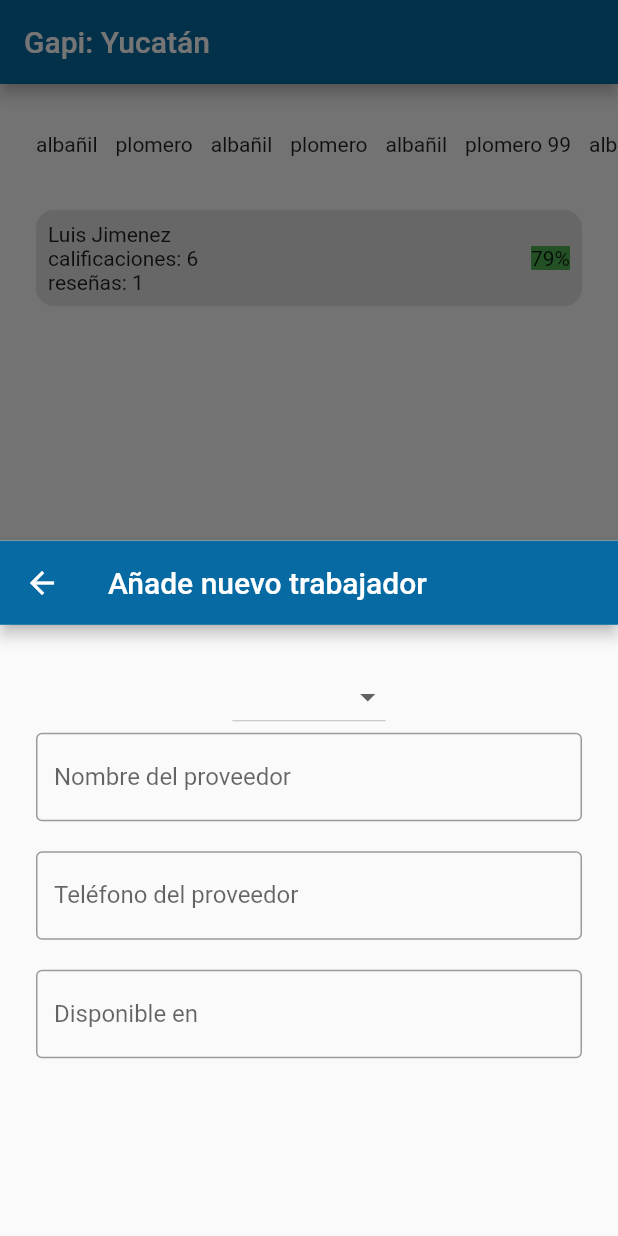
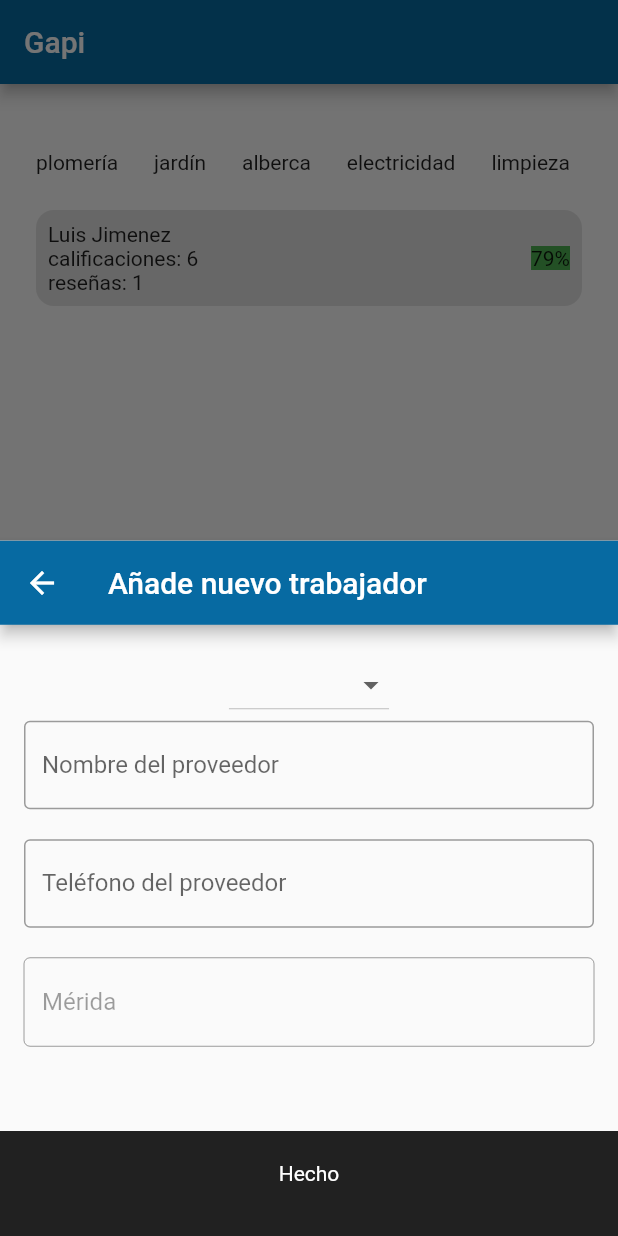
Before and after one commit to tomasbaran/gapi, a Flutter app: the screen it shows after launch, after a tap on "Añadir", on a phone screen of 412 x 824 dp. Run offline on Flutter 3.47's test engine with Material 2 defaults, Android fonts, the phone set to English and light mode, and no system bars.

```diff
--- /dev/null
+++ b/lib/constants.dart
@@ -0,0 +1 @@
+const List<String> categories = <String>['plomería', 'jardín', 'alberca', 'electricidad', 'limpieza'];
--- a/lib/main.dart
+++ b/lib/main.dart
@@ -19,7 +19,7 @@ class MyApp extends StatelessWidget {
           color: const Color(0xFF076AA2),
         ),
       ),
-      home: const ProvidersListScreen(title: 'Gapi: Yucatán'),
+      home: ProvidersListScreen(title: 'Gapi'),
     );
   }
 }
--- a/lib/screens/add_provider_screen.dart
+++ b/lib/screens/add_provider_screen.dart
@@ -1,9 +1,21 @@
 import 'package:flutter/material.dart';
-import 'package:flutter/src/widgets/container.dart';
-import 'package:flutter/src/widgets/framework.dart';
+import 'package:gapi/constants.dart';
+import 'package:gapi/widgets/bottom_black_button.dart';
 
-class AddProviderScreen extends StatelessWidget {
-  const AddProviderScreen({super.key});
+class AddProviderScreen extends StatefulWidget {
+  AddProviderScreen({Key? key}) : super(key: key);
+
+  @override
+  State<AddProviderScreen> createState() => _AddProviderScreenState();
+}
+
+class _AddProviderScreenState extends State<AddProviderScreen> {
+  String? _dropdownValue;
+
+  String category = 'unknown';
+  String providerName = 'unknown';
+  String providerPhone = 'unknown';
+  String providerLocation = 'Merida';
 
   @override
   Widget build(BuildContext context) {
@@ -11,9 +23,71 @@ class AddProviderScreen extends StatelessWidget {
       appBar: AppBar(
         title: Text('Añade nuevo trabajador'),
       ),
-      body: Column(children: [
-        Text('Campo trabajador'),
-      ]),
+      body: Column(
+        mainAxisAlignment: MainAxisAlignment.spaceBetween,
+        children: [
+          Padding(
+            padding: const EdgeInsets.all(16.0),
+            child: Column(
+              children: [
+                DropdownButton(
+                  value: _dropdownValue,
+                  items: List.generate(
+                    categories.length,
+                    (index) => DropdownMenuItem(
+                      value: categories[index],
+                      child: Text(categories[index]),
+                    ),
+                  ),
+                  onChanged: (newValue) {
+                    setState(() {
+                      _dropdownValue = newValue;
+                    });
+                  },
+                ),
+                TextField(
+                  onChanged: ((value) => providerName = value),
+                  decoration: InputDecoration(
+                    label: Text('Nombre del proveedor'),
+                    border: OutlineInputBorder(),
+                    hintText: 'Juan Bautista',
+                  ),
+                ),
+                SizedBox(height: 20),
+                TextField(
+                  onChanged: ((value) => providerPhone = value),
+                  decoration: InputDecoration(
+                    label: Text('Teléfono del proveedor'),
+                    border: OutlineInputBorder(),
+                    hintText: '999 123 45 67',
+                  ),
+                ),
+                SizedBox(height: 20),
+                TextField(
+                  enabled: false,
+                  onChanged: ((value) => providerLocation = value),
+                  decoration: InputDecoration(
+                    label: Text('Mérida'),
+                    border: OutlineInputBorder(),
+                    hintText: 'Mérida',
+                  ),
+                ),
+              ],
+            ),
+          ),
+          BottomBlackButton(
+            title: 'Hecho',
+            onTap: () {
+              print('category: $category');
+              print('providersName: $providerName');
+              print('providersPhone: $providerPhone');
+              print('providersLocation: $providerLocation');
+
+              return;
+            },
+          ),
+        ],
+      ),
     );
   }
 }
--- a/lib/screens/providers_list_screen.dart
+++ b/lib/screens/providers_list_screen.dart
@@ -1,8 +1,11 @@
 import 'package:flutter/cupertino.dart';
 import 'package:flutter/material.dart';
+import 'package:gapi/constants.dart';
+import 'package:gapi/screens/add_provider_screen.dart';
+import 'package:gapi/widgets/bottom_black_button.dart';
 
 class ProvidersListScreen extends StatelessWidget {
-  const ProvidersListScreen({Key? key, required this.title}) : super(key: key);
+  ProvidersListScreen({Key? key, required this.title}) : super(key: key);
   final String title;
 
   @override
@@ -16,25 +19,20 @@ class ProvidersListScreen extends StatelessWidget {
           height: 32,
         ),
         Container(
-            // color: Colors.amber,
-            height: 40,
-            child: ListView(scrollDirection: Axis.horizontal, children: [
-              SizedBox(width: 24),
-              Text('albañil'),
-              SizedBox(width: 12),
-              Text('plomero'),
-              SizedBox(width: 12),
-              Text('albañil'),
-              SizedBox(width: 12),
-              Text('plomero'),
-              SizedBox(width: 12),
-              Text('albañil'),
-              SizedBox(width: 12),
-              Text('plomero 99'),
-              SizedBox(width: 12),
-              Text('albañil 3 '),
-              Text('plomero23 23 23'),
-            ])),
+          height: 40,
+          child: ListView(
+            scrollDirection: Axis.horizontal,
+            children: List.generate(
+              categories.length,
+              (index) => Row(
+                children: [
+                  const SizedBox(width: 24),
+                  Text(categories[index]),
+                ],
+              ),
+            ),
+          ),
+        ),
         SizedBox(
           height: 12,
         ),
@@ -70,98 +68,14 @@ class ProvidersListScreen extends StatelessWidget {
             ),
           ),
         ),
-        GestureDetector(
-          child: Container(
-            padding: const EdgeInsets.only(top: 20),
-            height: 70,
-            width: double.infinity,
-            color: Colors.black87,
-            child: const Align(
-              alignment: Alignment.topCenter,
-              child: Text(
-                'Añadir',
-                style: TextStyle(color: Colors.white),
-              ),
-            ),
-          ),
+        BottomBlackButton(
+          title: 'Añadir',
           onTap: () => showModalBottomSheet(
             context: context,
-            builder: (BuildContext context) => Scaffold(
-              appBar: AppBar(
-                title: Text('Añade nuevo trabajador'),
-              ),
-              body: Padding(
-                padding: const EdgeInsets.all(8.0),
-                child: Padding(
-                  padding: const EdgeInsets.all(16.0),
-                  child: Column(
-                    children: [
-                      DropdownList(),
-                      TextField(
-                        decoration: InputDecoration(
-                          label: Text('Nombre del proveedor'),
-                          border: OutlineInputBorder(),
-                          hintText: 'Juan Bautista',
-                        ),
-                      ),
-                      SizedBox(height: 20),
-                      TextField(
-                        decoration: InputDecoration(
-                          label: Text('Teléfono del proveedor'),
-                          border: OutlineInputBorder(),
-                          hintText: '999 123 45 67',
-                        ),
-                      ),
-                      SizedBox(height: 20),
-                      TextField(
-                        decoration: InputDecoration(
-                          label: Text('Disponible en'),
-                          border: OutlineInputBorder(),
-                          hintText: 'Mérida',
-                        ),
-                      ),
-                    ],
-                  ),
-                ),
-              ),
-            ),
+            builder: (BuildContext context) => AddProviderScreen(),
           ),
         ),
       ]),
     );
   }
 }
-
-class DropdownList extends StatefulWidget {
-  const DropdownList({
-    Key? key,
-  }) : super(key: key);
-
-  @override
-  State<DropdownList> createState() => _DropdownListState();
-}
-
-class _DropdownListState extends State<DropdownList> {
-  String dropdownValue = 'plomero';
-  @override
-  Widget build(BuildContext context) {
-    return DropdownButton(
-      items: [
-        DropdownMenuItem(
-          value: 'plomero',
-          child: Text('plomero'),
-        ),
-        DropdownMenuItem(
-          value: 'electricista',
-          child: Text('electricista'),
-        ),
-      ],
-      onChanged: (String? value) {
-        // This is called when the user selects an item.
-        setState(() {
-          dropdownValue = value!;
-        });
-      },
-    );
-  }
-}
--- /dev/null
+++ b/lib/widgets/bottom_black_button.dart
@@ -0,0 +1,30 @@
+import 'package:flutter/material.dart';
+
+class BottomBlackButton extends StatelessWidget {
+  BottomBlackButton({
+    required this.title,
+    required this.onTap,
+  });
+  final String title;
+  final Function onTap;
+
+  @override
+  Widget build(BuildContext context) {
+    return GestureDetector(
+      child: Container(
+        padding: const EdgeInsets.only(top: 20),
+        height: 70,
+        width: double.infinity,
+        color: Colors.black87,
+        child: Align(
+          alignment: Alignment.topCenter,
+          child: Text(
+            title,
+            style: TextStyle(color: Colors.white),
+          ),
+        ),
+      ),
+      onTap: () => onTap(),
+    );
+  }
+}
```
